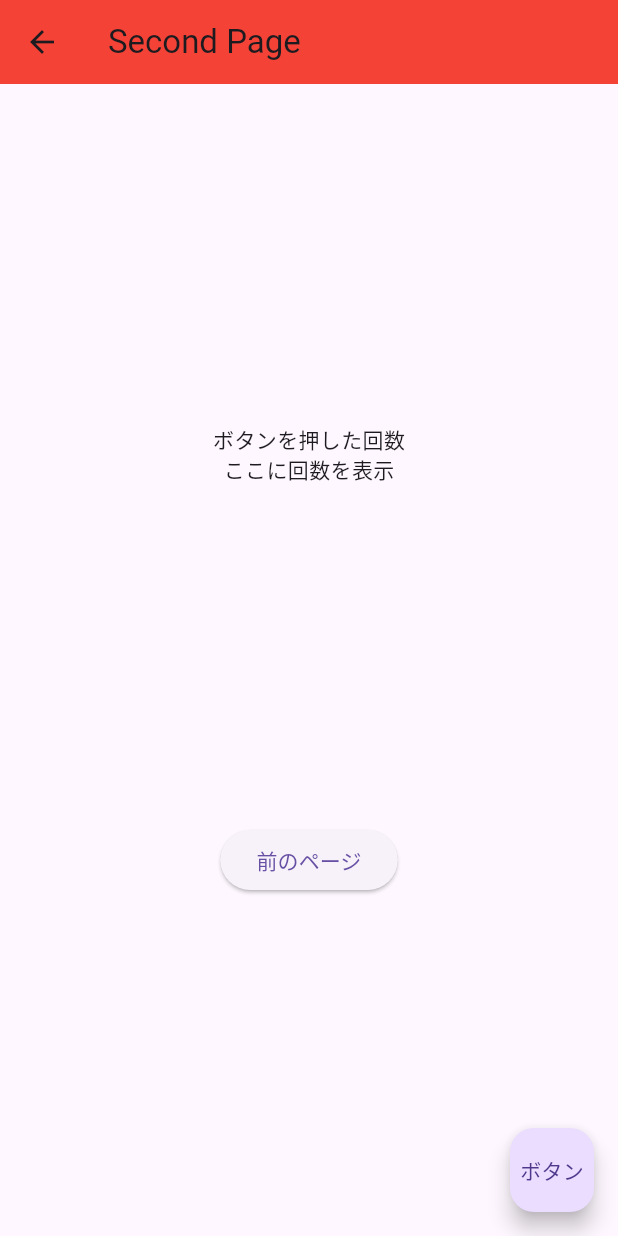
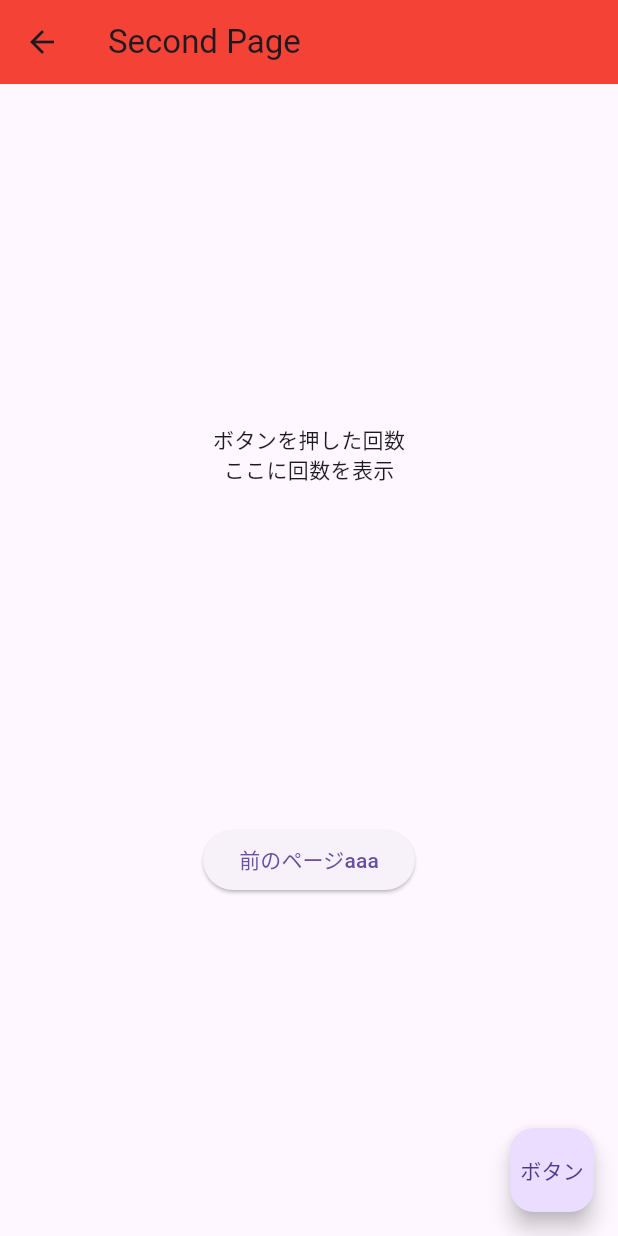
Before and after one commit to ryuprogrammer/testRiverpod, a Flutter app: the MySecondPage screen opened directly, on a phone screen of 412 x 824 dp. Run offline on Flutter 3.47's test engine with Material 3 defaults, Android fonts, the light colour scheme and no system bars; our stand-ins replace flutter_riverpod.

Commit message:
草テスト

```diff
--- a/testriverpod/lib/main.dart
+++ b/testriverpod/lib/main.dart
@@ -2,6 +2,7 @@ import 'package:flutter/material.dart';
 import 'package:testriverpod/myhomepage.dart';
 import 'package:flutter_riverpod/flutter_riverpod.dart';
 
+// git の草テスト
 void main() {
   runApp(const ProviderScope(child: MyApp()));
 }
--- a/testriverpod/lib/mysecondpage.dart
+++ b/testriverpod/lib/mysecondpage.dart
@@ -25,7 +25,7 @@ class MySecondPage extends StatelessWidget {
               onPressed: () {
                 Navigator.of(context).pop();
               },
-              child: const Text('前のページ'),
+              child: const Text('前のページaaa'),
             ),
           ],
         ),
```
